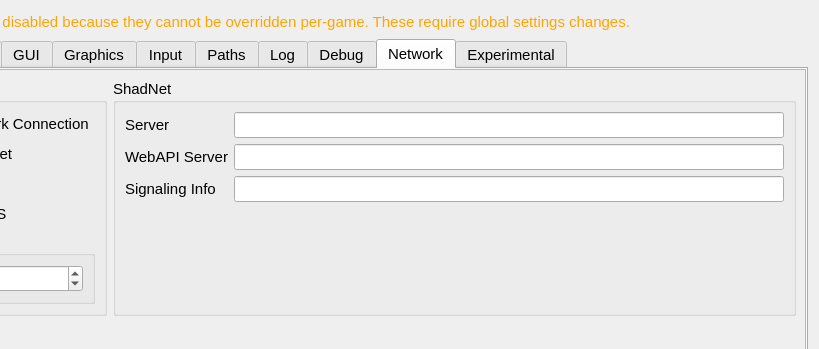
Above: src/qt_ui/settings_dialog.ui from shadLaunchers/shadLauncher4 before the change; both pictures show x 151 to 970 and y 0 to 349 of the 970 by 769 pixel window. Below: the same form after it.
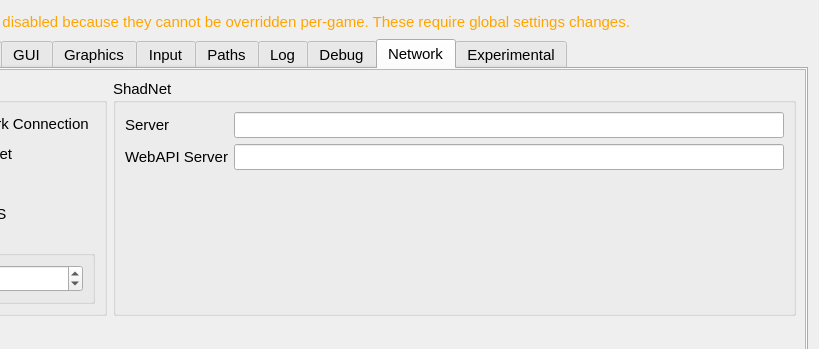
That is the form after the change. The open tabs and pages were chosen to show the change. Icons and pictures are not drawn.

Commit message: fixing settings in signaling

Diff of the .ui file:
```diff
--- a/src/qt_ui/settings_dialog.ui
+++ b/src/qt_ui/settings_dialog.ui
@@ -2705,16 +2705,6 @@
              <item row="1" column="1">
               <widget class="QLineEdit" name="shadNetWebApiServerLineEdit"/>
              </item>
-             <item row="2" column="0">
-              <widget class="QLabel" name="signalingInfoLabel">
-               <property name="text">
-                <string>Signaling Info</string>
-               </property>
-              </widget>
-             </item>
-             <item row="2" column="1">
-              <widget class="QLineEdit" name="signalingInfoLineEdit"/>
-             </item>
             </layout>
            </widget>
           </item>
```
The commit also changes 1 other file.
